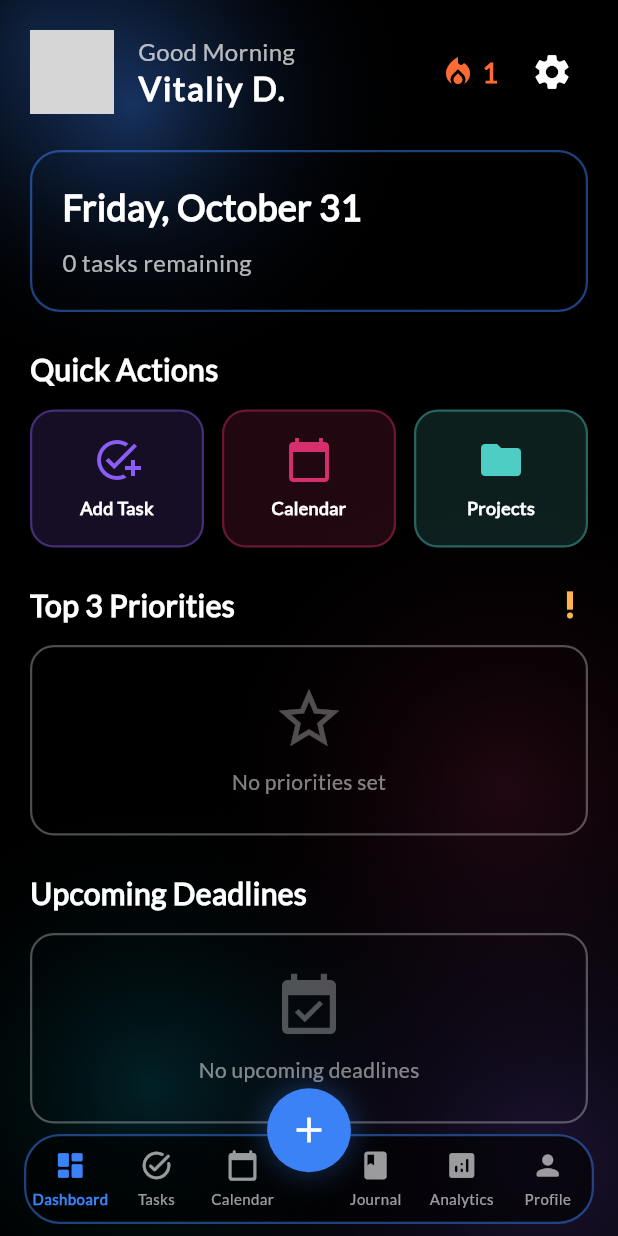
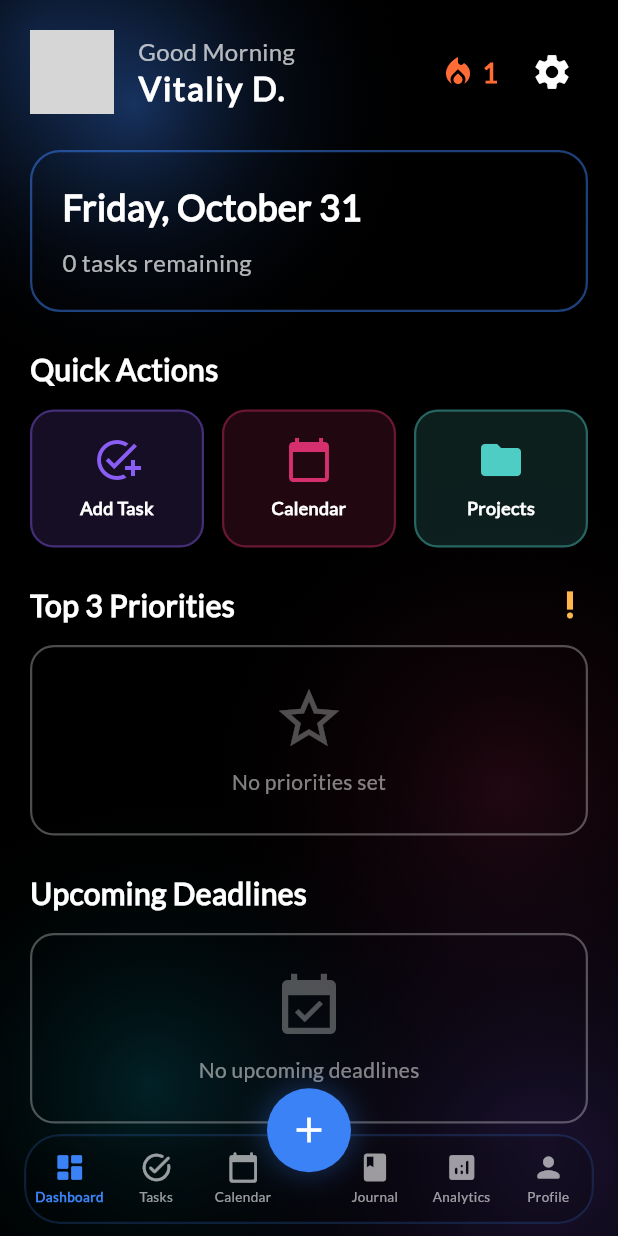
Before and after one commit to KaivalyaJoglekar/Reflectify, a Flutter app: the screen it shows after launch, after a tap on "Login", on a phone screen of 412 x 824 dp. Run offline on Flutter 3.47's test engine with Material 3 defaults, Android fonts, the phone set to English and light mode, and no system bars; our stand-ins replace firebase_core, fl_chart, flutter_local_notifications, flutter_riverpod, flutter_slidable, percent_indicator and 4 more; accounts and stored records are empty; network calls fail; grey boxes are pictures that could not be loaded.

Commit message:
fixed nav issues

```diff
--- a/lib/screens/main_navigation_screen.dart
+++ b/lib/screens/main_navigation_screen.dart
@@ -708,16 +708,20 @@ class _MainNavigationScreenState extends State<MainNavigationScreen> {
       child: Container(
         height: 60,
         margin: const EdgeInsets.fromLTRB(16, 0, 16, 8),
+        child: ClipRRect(
+          borderRadius: BorderRadius.circular(24),
+          child: BackdropFilter(
+            filter: ImageFilter.blur(sigmaX: 10, sigmaY: 10),
+            child: Container(
+              height: 60,
               decoration: BoxDecoration(
-          color: Colors.black.withOpacity(0.65),
+                color: Colors.black.withOpacity(0.2),
                 borderRadius: BorderRadius.circular(24),
                 border: Border.all(
-            color: Theme.of(context).primaryColor.withOpacity(0.5),
+                  color: Theme.of(context).primaryColor.withOpacity(0.2),
                   width: 1.5,
                 ),
               ),
-        child: ClipRRect(
-          borderRadius: BorderRadius.circular(24),
               child: BottomAppBar(
                 padding: EdgeInsets.zero,
                 height: 60,
@@ -727,14 +731,16 @@ class _MainNavigationScreenState extends State<MainNavigationScreen> {
                 child: Row(
                   mainAxisAlignment: MainAxisAlignment.spaceEvenly,
                   children: [
-                _buildNavItem(0, Icons.dashboard_rounded, 'Dashboard'),
-                _buildNavItem(1, Icons.task_alt_rounded, 'Tasks'),
-                _buildNavItem(2, Icons.calendar_today_rounded, 'Calendar'),
+                    Expanded(child: _buildNavItem(0, Icons.dashboard_rounded, 'Dashboard')),
+                    Expanded(child: _buildNavItem(1, Icons.task_alt_rounded, 'Tasks')),
+                    Expanded(child: _buildNavItem(2, Icons.calendar_today_rounded, 'Calendar')),
                     const SizedBox(width: 30), // Space for FAB
-                _buildNavItem(5, Icons.book_rounded, 'Journal'),
-                _buildNavItem(6, Icons.analytics_rounded, 'Analytics'),
-                _buildNavItem(7, Icons.person_rounded, 'Profile'),
+                    Expanded(child: _buildNavItem(5, Icons.book_rounded, 'Journal')),
+                    Expanded(child: _buildNavItem(6, Icons.analytics_rounded, 'Analytics')),
+                    Expanded(child: _buildNavItem(7, Icons.person_rounded, 'Profile')),
                   ],
+                ),
+              ),
             ),
           ),
         ),
@@ -753,21 +759,23 @@ class _MainNavigationScreenState extends State<MainNavigationScreen> {
       child: InkWell(
         onTap: () => _onItemTapped(index),
         borderRadius: BorderRadius.circular(12),
-        child: SizedBox(
-          width: 56,
+        child: Container(
+          padding: const EdgeInsets.symmetric(horizontal: 2),
           height: 56,
           child: Column(
             mainAxisAlignment: MainAxisAlignment.center,
             children: [
               Icon(icon, size: 22, color: color),
-              const SizedBox(height: 4),
+              const SizedBox(height: 2),
               Text(
                 label,
                 style: TextStyle(
-                  fontSize: 10,
+                  fontSize: 9,
                   color: color,
                   fontWeight: isSelected ? FontWeight.w600 : FontWeight.normal,
                 ),
+                overflow: TextOverflow.ellipsis,
+                textAlign: TextAlign.center,
               ),
             ],
           ),
```
Lines whose indentation alone changed are shown as unchanged.
